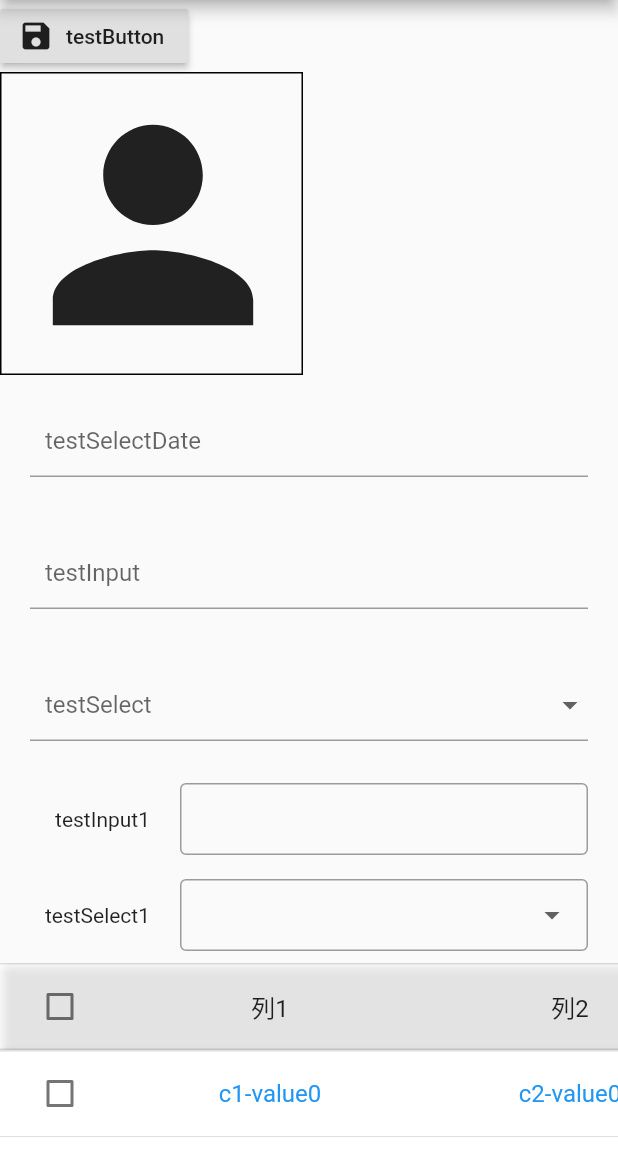
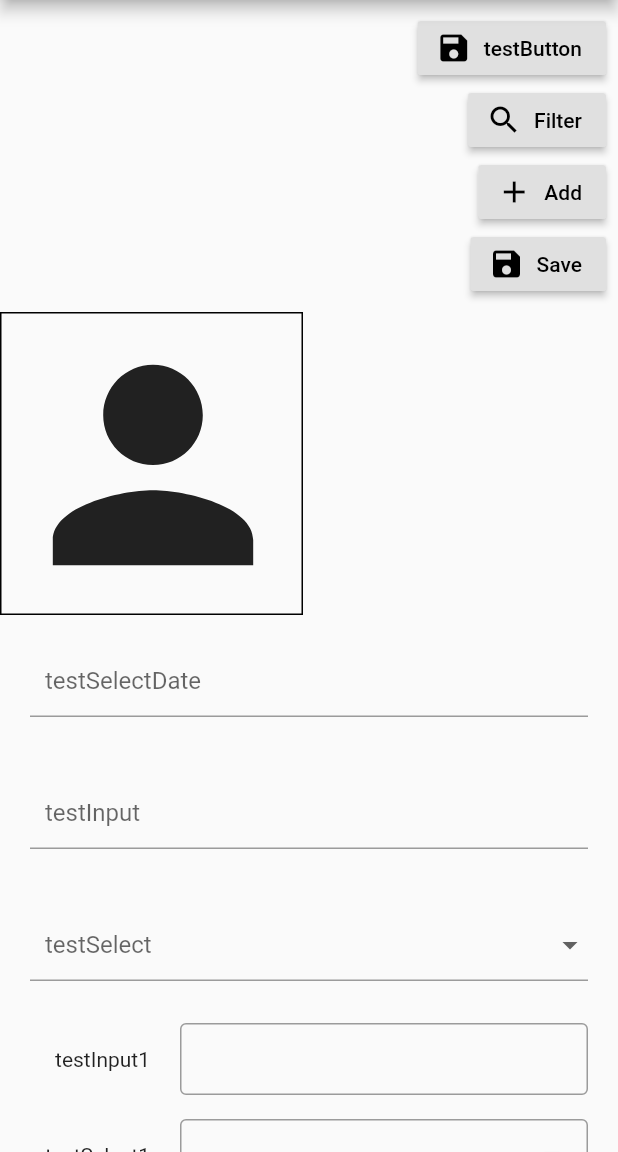
Before and after one commit to cairuoyu/cry, a Flutter app: the screen it shows after launch, on a phone screen of 412 x 824 dp, the part 84-1236 px from its top. Run offline on Flutter 3.47's test engine with Material 2 defaults, Android fonts, the phone set to English and light mode, and no system bars; our stand-ins replace date_format, dio, image_picker; missing offline and left inert: global_configuration; statements that could not run were skipped.

Commit message:
0.1.9:增加常用按钮和国际化

```diff
--- a/example/lib/main.dart
+++ b/example/lib/main.dart
@@ -1,4 +1,5 @@
 import 'package:cry/common/application_context.dart';
+import 'package:cry/cry_buttons.dart';
 import 'package:cry/cry_data_table.dart';
 import 'package:cry/cry_image_upload.dart';
 import 'package:cry/cry_button.dart';
@@ -8,6 +9,7 @@ import 'package:cry/form/cry_select.dart';
 import 'package:cry/form/cry_select_date.dart';
 import 'package:cry/form1/cry_input.dart' as cryInput1;
 import 'package:cry/form1/cry_select.dart' as crySelect1;
+import 'package:cry/generated/l10n.dart';
 import 'package:cry/model/order_item_model.dart';
 import 'package:cry/model/page_model.dart';
 import 'package:cry/model/request_body_api.dart';
@@ -30,6 +32,7 @@ class MyApp extends StatelessWidget {
   Widget build(BuildContext context) {
     return MaterialApp(
       title: 'Cry Demo',
+      localizationsDelegates: [S.delegate],
       home: MyHomePage(),
     );
   }
@@ -109,14 +112,21 @@ class _DemoDataTableState extends State<DemoDataTable> {
 class DemoButton extends StatelessWidget {
   @override
   Widget build(BuildContext context) {
-    var button = CryButton(
-      iconData: Icons.save,
-      label: 'testButton',
-      onPressed: () {
-        print('testButton');
-      },
+    var buttons = ButtonBar(
+      children: [
+        CryButton(
+          iconData: Icons.save,
+          label: 'testButton',
+          onPressed: () {
+            print('testButton');
+          },
+        ),
+        CryButtons.query(context, () => print('test commonButton')),
+        CryButtons.add(context, () => print('test commonButton')),
+        CryButtons.save(context, () => print('test commonButton')),
+      ],
     );
-    return button;
+    return buttons;
   }
 }
 
--- /dev/null
+++ b/lib/cry_buttons.dart
@@ -0,0 +1,24 @@
+import 'package:cry/generated/l10n.dart';
+import 'package:flutter/material.dart';
+
+import 'cry_button.dart';
+
+class CryButtons {
+  CryButtons._();
+
+  static add(context, onPressed) => CryButton(label: S.of(context).add, iconData: Icons.add, onPressed: onPressed);
+
+  static delete(context, onPressed) => CryButton(label: S.of(context).delete, iconData: Icons.delete, onPressed: onPressed);
+
+  static edit(context, onPressed) => CryButton(label: S.of(context).edit, iconData: Icons.edit, onPressed: onPressed);
+
+  static query(context, onPressed) => CryButton(label: S.of(context).query, iconData: Icons.search, onPressed: onPressed);
+
+  static reset(context, onPressed) => CryButton(label: S.of(context).reset, iconData: Icons.refresh, onPressed: onPressed);
+
+  static save(context, onPressed) => CryButton(label: S.of(context).save, iconData: Icons.save, onPressed: onPressed);
+
+  static cancel(context, onPressed) => CryButton(label: S.of(context).cancel, iconData: Icons.cancel, onPressed: onPressed);
+
+  static commit(context, onPressed) => CryButton(label: S.of(context).commit, iconData: Icons.done, onPressed: onPressed);
+}
--- /dev/null
+++ b/lib/l10n/intl_en.arb
@@ -0,0 +1,13 @@
+{
+  "add": "Add",
+  "delete": "Delete",
+  "edit": "Edit",
+  "query": "Filter",
+  "reset": "Reset",
+  "save": "Save",
+  "cancel": "Cancel",
+  "commit": "Commit",
+
+  "confirmDelete": "Are you sure?",
+  "saved": "Saved Successfully"
+}
--- a/pubspec.yaml
+++ b/pubspec.yaml
@@ -1,6 +1,6 @@
 name: cry
 description: 一个Flutter组件库，包含button、form、dataTable、dialog、imageUpload、root、toggleButton、transfer、treeTable
-version: 0.1.8
+version: 0.1.9
 homepage: http://www.cairuoyu.com/
 publish_to: https://pub.dev
 #publish_to: https://pub.dartlang.org
@@ -18,9 +18,12 @@ dependencies:
   image_picker_for_web: ^0.1.0
   dio: ^3.0.7
   global_configuration: ^1.6.0
+  intl: 0.17.0-nullsafety.2
 
 dev_dependencies:
   flutter_test:
     sdk: flutter
 
 flutter:
+flutter_intl:
+  enabled: true
```
Also changed, not shown: lib/l10n/intl_zh.arb (added, +13 -0 lines), lib/generated/intl/messages_all.dart (added), lib/generated/intl/messages_en.dart (added), lib/generated/intl/messages_zh.dart (added), lib/generated/l10n.dart (added), 1 other file.
